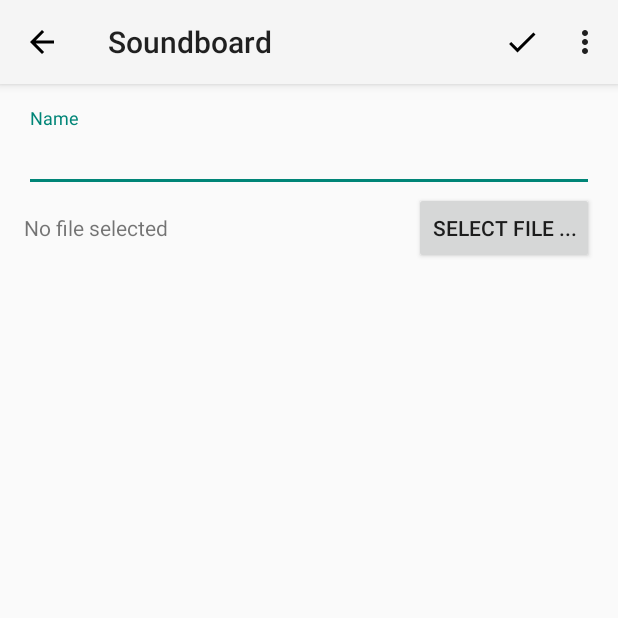
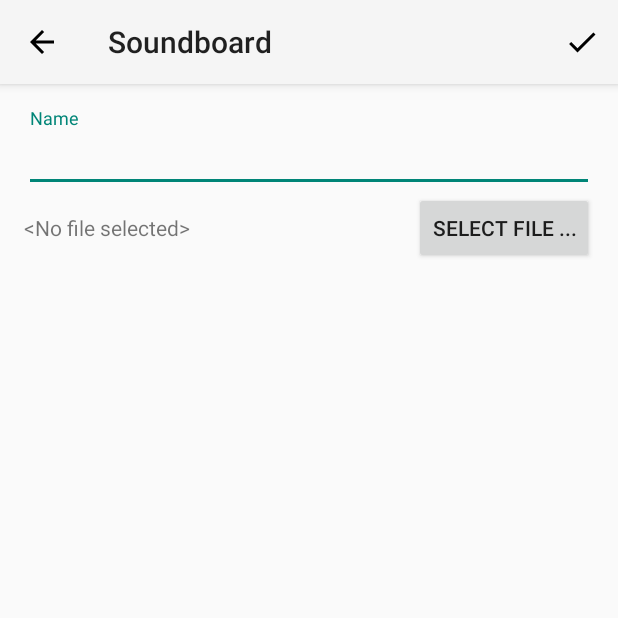
Before and after one commit to malteschmitz/AndroidSoundboard, an Android app: the screen it shows after launch (EditActivity), after a tap on "Add new", on a phone screen of 412 x 824 dp, the top half of it. Run offline under Robolectric (Android 15) with nearby library versions, the phone set to English and light mode, and no system bars; 2 statements that could not run were skipped.

Commit message:
Improve button create workflow

```diff
--- a/app/src/main/java/de/mlte/soundboard/EditActivity.kt
+++ b/app/src/main/java/de/mlte/soundboard/EditActivity.kt
@@ -43,7 +43,7 @@ class EditActivity : AppCompatActivity() {
         captionEditText.setText(intent.getStringExtra("caption"))
 
         val fileName = intent.getStringExtra("fileName")
-        if (fileName.isEmpty()) fileTextView.text = "No file selected" else fileTextView.text = fileName
+        if (fileName.isEmpty()) fileTextView.text = "<No file selected>" else fileTextView.text = fileName
 
         val selectButton = findViewById<Button>(R.id.selectButton)
         selectButton.setOnClickListener {
@@ -55,9 +55,13 @@ class EditActivity : AppCompatActivity() {
         }
     }
 
+    private fun isCreate() = intent.getIntExtra("index", -1) < 0
+
     override fun onCreateOptionsMenu(menu: Menu?): Boolean {
-        val inflater = menuInflater
-        inflater.inflate(R.menu.edit, menu)
+        menuInflater.inflate(R.menu.edit, menu)
+        if (isCreate()) {
+            menu?.run{ findItem(R.id.delete).setVisible(false) }
+        }
         return true
     }
 
--- a/app/src/main/res/layout/activity_edit.xml
+++ b/app/src/main/res/layout/activity_edit.xml
@@ -49,7 +49,6 @@
         android:layout_alignParentLeft="true"
         android:layout_below="@+id/input_layout"
         android:layout_marginLeft="16dp"
-        android:layout_toLeftOf="@id/selectButton"
-        android:text="@string/no_file_selected"/>
+        android:layout_toLeftOf="@id/selectButton"/>
 
 </RelativeLayout>
--- a/app/src/main/res/values/strings.xml
+++ b/app/src/main/res/values/strings.xml
@@ -3,5 +3,4 @@
     <string name="action_add_new">Add new</string>
     <string name="action_done">Done</string>
     <string name="action_delete">Delete</string>
-    <string name="no_file_selected">No file selected</string>
 </resources>
```
Also changed, not shown: app/src/main/java/de/mlte/soundboard/MainActivity.kt (+28 -18 lines).
